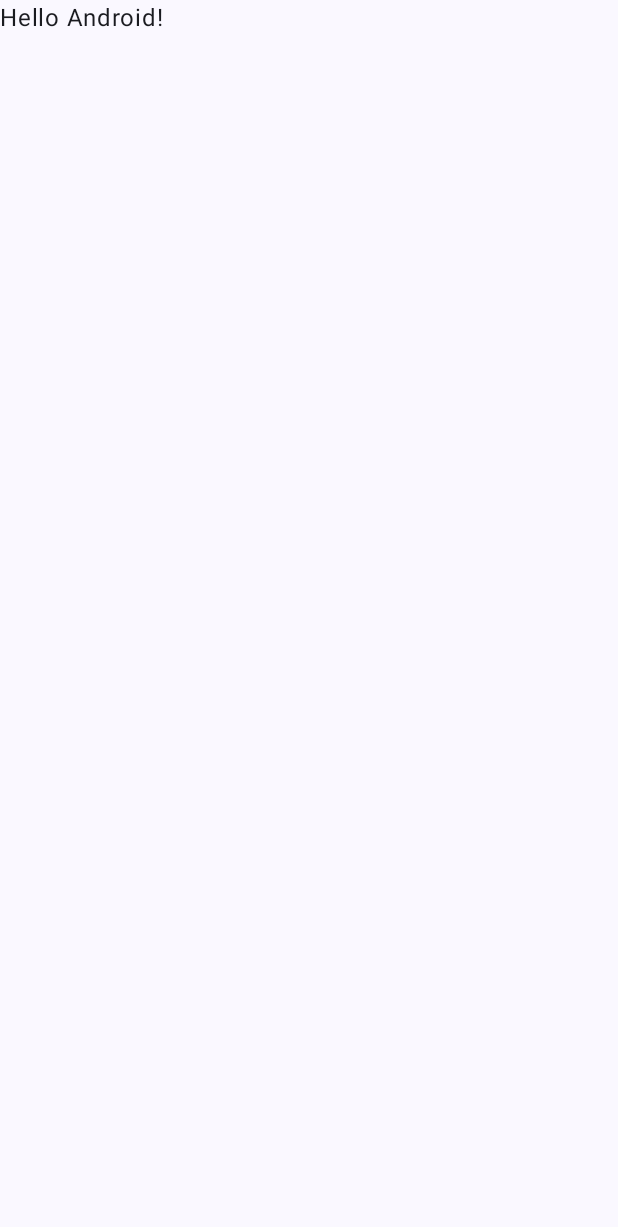
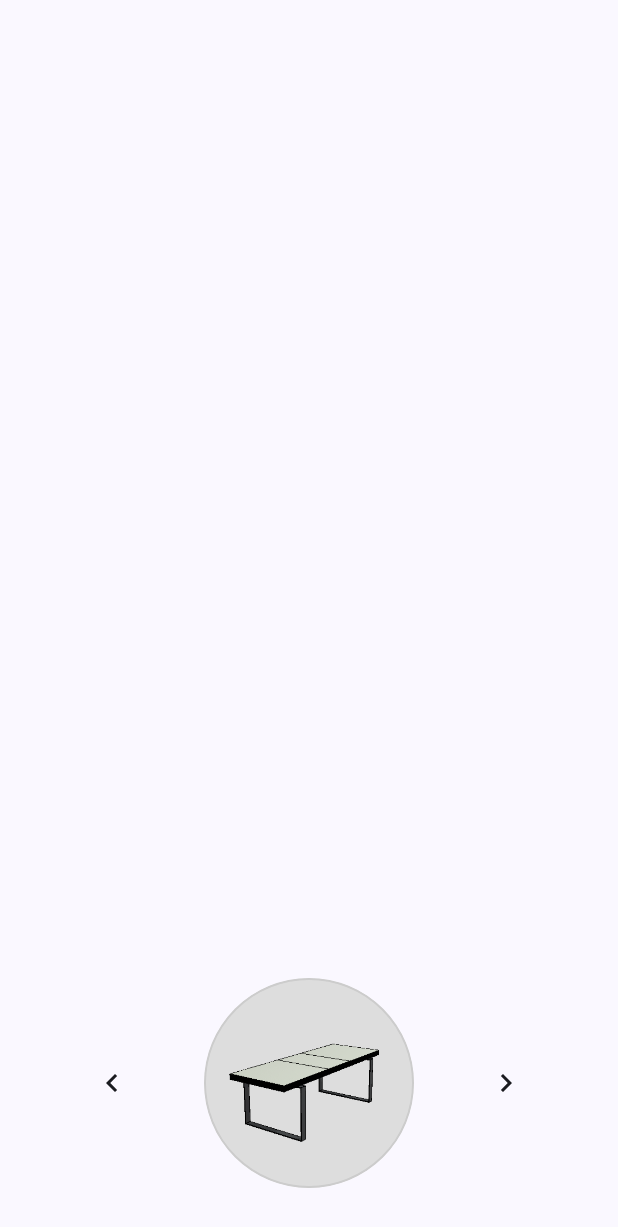
Before and after one commit to AldoMedina202018286/InHomeAR, an Android app built with Jetpack Compose: the screen it shows after launch (MainActivity), on a phone screen of 412 x 824 dp. Before the commit the part shown is almost empty. Shown: the top 1227 px of the screen. Run offline under Robolectric (Android 15) with nearby library versions, the phone set to English and light mode, and no system bars.

Commit message:
feat: In view menu function added.

```diff
--- a/app/src/main/java/pe/edu/upc/inhomear/MainActivity.kt
+++ b/app/src/main/java/pe/edu/upc/inhomear/MainActivity.kt
@@ -4,13 +4,21 @@ import android.os.Bundle
 import androidx.activity.ComponentActivity
 import androidx.activity.compose.setContent
 import androidx.activity.enableEdgeToEdge
-import androidx.compose.foundation.layout.fillMaxSize
-import androidx.compose.foundation.layout.padding
-import androidx.compose.material3.Scaffold
-import androidx.compose.material3.Text
+import androidx.compose.foundation.Image
+import androidx.compose.foundation.border
+import androidx.compose.foundation.layout.*
+import androidx.compose.foundation.shape.CircleShape
+import androidx.compose.material3.*
 import androidx.compose.runtime.Composable
+import androidx.compose.runtime.mutableStateOf
+import androidx.compose.runtime.*
+import androidx.compose.ui.Alignment
 import androidx.compose.ui.Modifier
-import androidx.compose.ui.tooling.preview.Preview
+import androidx.compose.ui.draw.clip
+import androidx.compose.ui.graphics.Color
+import androidx.compose.ui.layout.ContentScale
+import androidx.compose.ui.res.painterResource
+import androidx.compose.ui.unit.dp
 import pe.edu.upc.inhomear.ui.theme.InHomeARTheme
 
 class MainActivity : ComponentActivity() {
@@ -19,11 +27,13 @@ class MainActivity : ComponentActivity() {
         enableEdgeToEdge()
         setContent {
             InHomeARTheme {
-                Scaffold(modifier = Modifier.fillMaxSize()) { innerPadding ->
-                    Greeting(
-                        name = "Android",
-                        modifier = Modifier.padding(innerPadding)
-                    )
+                Surface(
+                    modifier = Modifier.fillMaxSize(),
+                    color = MaterialTheme.colorScheme.background
+                ) {
+                    Box(modifier = Modifier.fillMaxSize()) {
+                        Menu(modifier = Modifier.align(Alignment.BottomCenter))
+                    }
                 }
             }
         }
@@ -31,17 +41,68 @@ class MainActivity : ComponentActivity() {
 }
 
 @Composable
-fun Greeting(name: String, modifier: Modifier = Modifier) {
-    Text(
-        text = "Hello $name!",
-        modifier = modifier
+fun Menu(
+    modifier: Modifier
+) {
+    var currentIndex by remember {
+        mutableStateOf(0)
+    }
+
+    val itemList = listOf(
+        Furniture("table", R.drawable.table),
+        Furniture("chair", R.drawable.chair),
+        Furniture("armchair", R.drawable.armchair),
+        Furniture("desk", R.drawable.desk),
     )
+
+    fun updateIndex(offset: Int) {
+        currentIndex = (currentIndex + offset + itemList.size) % itemList.size
+    }
+
+    Row(
+        modifier = modifier.fillMaxWidth().padding(32.dp),
+        verticalAlignment = Alignment.CenterVertically,
+        horizontalArrangement = Arrangement.SpaceAround
+    ) {
+        IconButton( onClick = { updateIndex(-1) } ) {
+            Icon(
+                painter = painterResource(id = R.drawable.baseline_keyboard_arrow_left_24),
+                contentDescription = "Previous"
+            )
+        }
+
+        FurnitureCard(imageId = itemList[currentIndex].imageId)
+
+        IconButton( onClick = { updateIndex(1) } ) {
+            Icon(
+                painter = painterResource(id = R.drawable.baseline_keyboard_arrow_right_24),
+                contentDescription = "Next"
+            )
+        }
+    }
 }
 
-@Preview(showBackground = true)
 @Composable
-fun GreetingPreview() {
-    InHomeARTheme {
-        Greeting("Android")
+fun FurnitureCard(
+    modifier: Modifier = Modifier,
+    imageId: Int
+) {
+    Box(
+        modifier = Modifier
+            .size(140.dp)
+            .clip(CircleShape)
+            .border(width = 1.dp, Color.LightGray, CircleShape)
+    ) {
+        Image(
+            painter = painterResource(id = imageId),
+            contentDescription = "Furniture Image",
+            modifier = Modifier.size(140.dp),
+            contentScale = ContentScale.FillBounds
+        )
     }
 }
+
+data class Furniture(
+    val name: String,
+    val imageId: Int
+)
```
